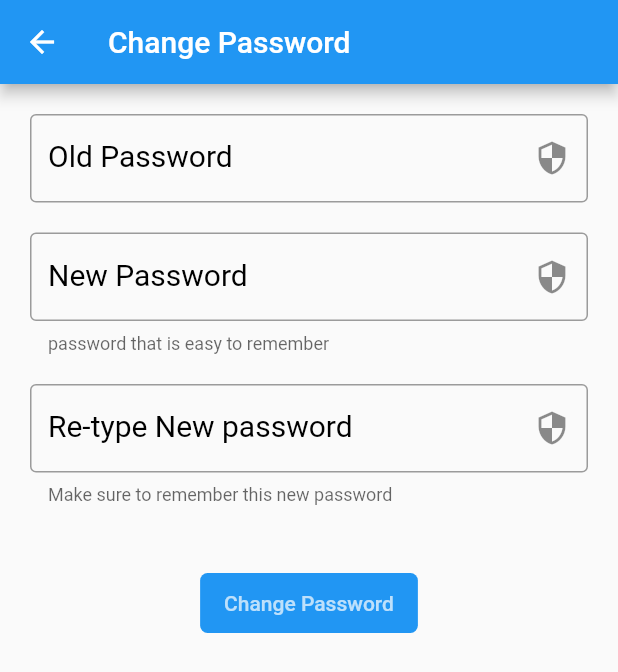
After one commit to 2014102689/protoGracket, a Flutter app: the ChangePassed screen opened directly, after a tap on "Change Password", on a phone screen of 412 x 824 dp. The commit adds this screen. Shown: the top 672 px of the screen. Run offline on Flutter 3.47's test engine with Material 2 defaults, Android fonts, the phone set to English and light mode, and no system bars; our stand-ins replace bloc, flutter_bloc, rxdart, shared_preferences; accounts and stored records are empty; network calls fail.

Commit message:
added a update password function

```diff
--- a/lib/widgets/bloc.navigation_bloc/navigation_bloc.dart
+++ b/lib/widgets/bloc.navigation_bloc/navigation_bloc.dart
@@ -3,17 +3,19 @@ import '../pages/grades.dart';
 import '../pages/examschedule.dart';
 import '../pages/myprofile.dart';
 import '../pages/aboutgracket.dart';
+import '../pages/changepassed.dart';
 
 enum NavigationEvents {
   MyGradesClickedEvent,
   ExamScheduleClickedEvent,
   MyProfileClickedEvent,
   AboutgracketClickedEvent,
+  ChangePassClickedEvent,
 }
 
 abstract class NavigationStates {}
 
-class NavigationBloc extends Bloc<NavigationEvents, NavigationStates>{
+class NavigationBloc extends Bloc<NavigationEvents, NavigationStates> {
   @override
   NavigationStates get initialState => MyProfile();
 
@@ -32,6 +34,9 @@ class NavigationBloc extends Bloc<NavigationEvents, NavigationStates>{
       case NavigationEvents.AboutgracketClickedEvent:
         yield Aboutgracket();
         break;
+      case NavigationEvents.ChangePassClickedEvent:
+        yield ChangePassed();
+        break;
     }
   }
 }
--- a/lib/widgets/home.dart
+++ b/lib/widgets/home.dart
@@ -21,7 +21,8 @@ class _HomePageState extends State<HomePage> {
 
   checkLoginStatus() async {
     sharedPreferences = await SharedPreferences.getInstance();
-    if (sharedPreferences.getString("token") == null) {
+    // if (sharedPreferences.getString("id") == null) {
+    if (sharedPreferences == null) {
       Navigator.of(context).pushAndRemoveUntil(
           MaterialPageRoute(builder: (BuildContext context) => LoginPage()),
           (Route<dynamic> route) => false);
--- a/lib/widgets/login.dart
+++ b/lib/widgets/login.dart
@@ -50,7 +50,9 @@ class _LoginPageState extends State<LoginPage> {
         setState(() {
           _isLoading = false;
         });
-        sharedPreferences.setString("token", jsonResponse['access_token']);
+
+        sharedPreferences.setString("token", jsonResponse['token']);
+        sharedPreferences.setInt("id", jsonResponse['id']);
 
         Navigator.of(context).pushAndRemoveUntil(
             MaterialPageRoute(builder: (BuildContext context) => HomePage()),
--- a/lib/widgets/pages/aboutgracket.dart
+++ b/lib/widgets/pages/aboutgracket.dart
@@ -3,28 +3,28 @@ import '../bloc.navigation_bloc/navigation_bloc.dart';
 
 class Aboutgracket extends StatelessWidget with NavigationStates {
   @override
-    Widget build(BuildContext context){
+  Widget build(BuildContext context) {
     return Scaffold(
       appBar: AppBar(
         title: Text('About Gracket'),
-             backgroundColor: Colors.white,
+        backgroundColor: Colors.blue,
       ),
-        body:
-            Column(
+      body: Column(
         mainAxisAlignment: MainAxisAlignment.start,
         crossAxisAlignment: CrossAxisAlignment.center,
-                children:  [
+        children: [
           Container(
             padding: EdgeInsets.all(40),
-                        child: Text('Gracket is combination word of "grades on pocket". It is a mobile application that shows not just grade information but also features the user information and their exam schedule. This idea was created and made by Bry-Bry Miñoza Sabejon and Jyzryll Llwyz R. Sumicad. This is also serves as our final project for IT43a-Elective 4 to be submitted to Sir Mc Wilford Paclar!',
+            child: Text(
+              'Gracket is combination word of "grades on pocket". It is a mobile application that shows not just grade information but also features the user information and their exam schedule. This idea was created and made by Bry-Bry Miñoza Sabejon and Jyzryll Llwyz R. Sumicad. This is also serves as our final project for IT43a-Elective 4 to be submitted to Sir Mc Wilford Paclar!',
               style: TextStyle(
                 fontSize: 20.0,
-                            ),//Textstyle
+              ), //Textstyle
               textAlign: TextAlign.justify,
-                        ),//Text
-                    ),//Container
-                ],//Children
-                ),//Column
-        );//Scaffold
+            ), //Text
+          ), //Container
+        ], //Children
+      ), //Column
+    ); //Scaffold
   }
 }
--- /dev/null
+++ b/lib/widgets/pages/changepassed.dart
@@ -0,0 +1,129 @@
+import 'package:flutter/material.dart';
+import '../bloc.navigation_bloc/navigation_bloc.dart';
+import 'package:shared_preferences/shared_preferences.dart';
+import 'package:http/http.dart' as http;
+import 'dart:convert';
+
+class ChangePassed extends StatefulWidget with NavigationStates {
+  @override
+  _ChangePassedState createState() => _ChangePassedState();
+}
+
+class _ChangePassedState extends State<ChangePassed> {
+  @override
+  Widget build(BuildContext context) {
+    return Scaffold(
+      appBar: AppBar(
+        title: Text('Change Password'),
+        backgroundColor: Colors.blue,
+      ),
+      body: SingleChildScrollView(
+        padding: const EdgeInsets.all(20),
+        child: Column(
+          children: <Widget>[
+            textSection(),
+            buttonSection(),
+          ],
+        ),
+      ),
+    );
+  }
+
+  changePass(String oldPass, String newPass, String rePass) async {
+    SharedPreferences sharedPreferences = await SharedPreferences.getInstance();
+    String id = sharedPreferences.getInt("id").toString();
+    Map data = {
+      'id': id,
+      'oldpass': oldPass,
+      'newpass': newPass,
+      'repass': rePass
+    };
+    var jsonResponse = null;
+    var response = await http.put(
+        "http://10.0.2.2/src/restful/public/api/auth/changepass",
+        body: data);
+    if (response.statusCode == 200) {
+      jsonResponse = json.decode(response.body);
+      if (jsonResponse != null) {
+        if (jsonResponse['status'] == true) {
+          print(jsonResponse['message'].toString());
+        }
+      }
+    } else {
+      print("Network Error.");
+    }
+  }
+
+  Container buttonSection() {
+    return Container(
+      height: 40.0,
+      padding: EdgeInsets.symmetric(horizontal: 15.0),
+      margin: EdgeInsets.only(top: 15.0),
+      child: RaisedButton(
+        onPressed: () {
+          changePass(oldPassController.text, newPassController.text,
+              rePassController.text);
+        },
+        elevation: 0.0,
+        color: Colors.blue,
+        child: Text("Change Password", style: TextStyle(color: Colors.white70)),
+        shape: RoundedRectangleBorder(borderRadius: BorderRadius.circular(5.0)),
+      ),
+    );
+  }
+
+  final TextEditingController oldPassController = new TextEditingController();
+  final TextEditingController newPassController = new TextEditingController();
+  final TextEditingController rePassController = new TextEditingController();
+
+  Container textSection() {
+    return Container(
+      child: Column(children: <Widget>[
+        TextFormField(
+          controller: oldPassController,
+          obscureText: true,
+          decoration: InputDecoration(
+            hintText: 'Enter old password',
+            labelText: 'Old Password',
+            labelStyle: TextStyle(fontSize: 20, color: Colors.black),
+            border: OutlineInputBorder(),
+            suffixIcon: Icon(Icons.security),
+          ), //Inputdecor
+        ), //TexField
+        SizedBox(
+          height: 20,
+        ), //SizeBox
+        TextFormField(
+          controller: newPassController,
+          obscureText: true,
+          decoration: InputDecoration(
+            hintText: 'Enter new password',
+            helperText: 'password that is easy to remember',
+            labelText: 'New Password',
+            labelStyle: TextStyle(fontSize: 20, color: Colors.black),
+            border: OutlineInputBorder(),
+            suffixIcon: Icon(Icons.security),
+          ), //Inputdecor
+        ), //TexField
+        SizedBox(
+          height: 20,
+        ), //SizeBox
+        TextFormField(
+          controller: rePassController,
+          obscureText: true,
+          decoration: InputDecoration(
+            hintText: 'Re-enter new password',
+            helperText: 'Make sure to remember this new password',
+            labelText: 'Re-type New password',
+            labelStyle: TextStyle(fontSize: 20, color: Colors.black),
+            border: OutlineInputBorder(),
+            suffixIcon: Icon(Icons.security),
+          ), //Inputdecor
+        ), //TexField
+        SizedBox(
+          height: 30,
+        ),
+      ]),
+    );
+  }
+}
--- a/lib/widgets/sidebar/sidebar.dart
+++ b/lib/widgets/sidebar/sidebar.dart
@@ -153,6 +153,15 @@ class _SideBarState extends State<SideBar>
                           endIndent: 32,
                         ),
                         MenuItem(
+                          icon: Icons.vpn_key,
+                          title: "Change Password",
+                          onTap: () {
+                            onIconPressed();
+                            BlocProvider.of<NavigationBloc>(context)
+                                .add(NavigationEvents.ChangePassClickedEvent);
+                          },
+                        ),
+                        MenuItem(
                           icon: Icons.perm_identity,
                           title: "About Gracket",
                           onTap: () {
```
Also changed, not shown: lib/widgets/sidebar/menu_item.dart (+11 -8 lines). Lines whose indentation alone changed are shown as unchanged.
